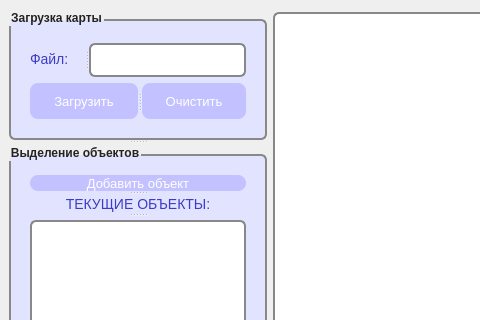
The window that seismictools/apps/GridWorker/UI/Settings/SettingsWidget.ui (gasng/SeismicTools) describes before a commit, drawn with Qt 5; both pictures show x 0 to 480 and y 0 to 320 of the 799 by 520 pixel window.
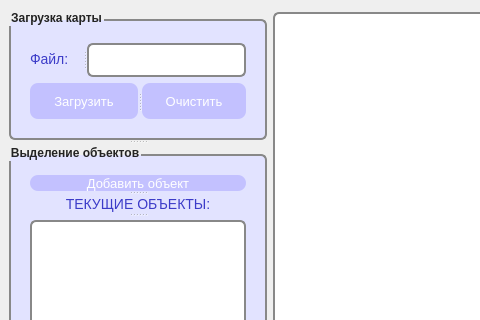
The same window after the commit.

Patch:
```diff
--- a/seismictools/apps/GridWorker/UI/Settings/SettingsWidget.ui
+++ b/seismictools/apps/GridWorker/UI/Settings/SettingsWidget.ui
@@ -77,6 +77,7 @@
              <property name="font">
               <font>
                <pointsize>-1</pointsize>
+               <bold>false</bold>
               </font>
              </property>
              <property name="text">
@@ -88,8 +89,8 @@
               <string notr="true">background-color: rgb(255, 255, 255);
 border: 2px solid #888888;
 border-radius: 6px;
-margin-top: 3 px;
-padding: 3 px;</string>
+margin-top: 3px;
+padding: 3px;</string>
              </property>
             </widget>
            </widget>
```
Left out of the diff: 10 changed lines with no effect on the pictures.
